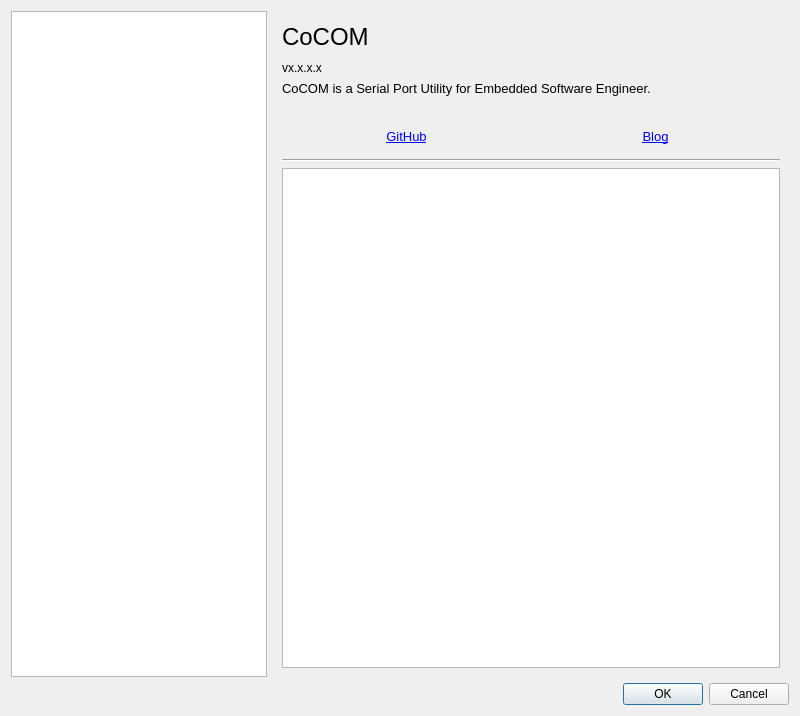
Old version of the form ui/configDialog.ui in the repository cocom-official/CoCOM.
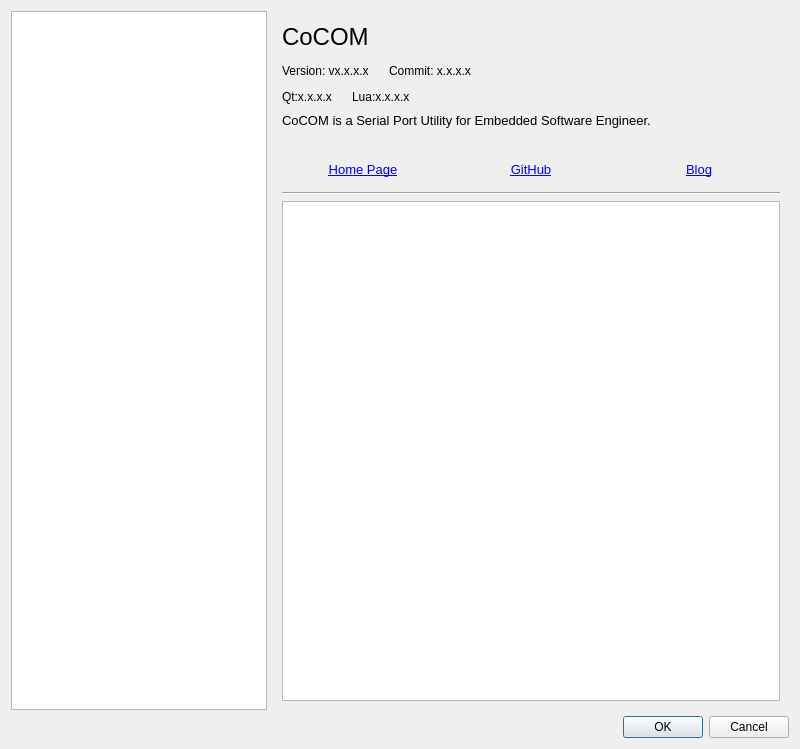
New version of the form.

Commit message: add godown action buttorn; add commit id;

What changed in the file:
```diff
--- a/ui/configDialog.ui
+++ b/ui/configDialog.ui
@@ -7,7 +7,7 @@
     <x>0</x>
     <y>0</y>
     <width>800</width>
-    <height>716</height>
+    <height>749</height>
    </rect>
   </property>
   <property name="windowTitle">
@@ -96,20 +96,108 @@
           </widget>
          </item>
          <item>
-          <widget class="QLabel" name="versionLabel">
-           <property name="sizePolicy">
-            <sizepolicy hsizetype="Fixed" vsizetype="Fixed">
-             <horstretch>0</horstretch>
-             <verstretch>0</verstretch>
-            </sizepolicy>
+          <layout class="QHBoxLayout" name="horizontalLayout_5">
+           <property name="spacing">
+            <number>20</number>
            </property>
-           <property name="text">
-            <string>vx.x.x.x</string>
+           <item>
+            <widget class="QLabel" name="versionLabel">
+             <property name="sizePolicy">
+              <sizepolicy hsizetype="Fixed" vsizetype="Fixed">
+               <horstretch>0</horstretch>
+               <verstretch>0</verstretch>
+              </sizepolicy>
+             </property>
+             <property name="text">
+              <string>Version: vx.x.x.x</string>
+             </property>
+             <property name="textInteractionFlags">
+              <set>Qt::LinksAccessibleByMouse|Qt::TextSelectableByMouse</set>
+             </property>
+            </widget>
+           </item>
+           <item>
+            <widget class="QLabel" name="commitLabel">
+             <property name="sizePolicy">
+              <sizepolicy hsizetype="Fixed" vsizetype="Fixed">
+               <horstretch>0</horstretch>
+               <verstretch>0</verstretch>
+              </sizepolicy>
+             </property>
+             <property name="text">
+              <string>Commit: x.x.x.x</string>
+             </property>
+             <property name="textInteractionFlags">
+              <set>Qt::LinksAccessibleByMouse|Qt::TextSelectableByMouse</set>
+             </property>
+            </widget>
+           </item>
+           <item>
+            <spacer name="horizontalSpacer_2">
+             <property name="orientation">
+              <enum>Qt::Horizontal</enum>
+             </property>
+             <property name="sizeHint" stdset="0">
+              <size>
+               <width>40</width>
+               <height>20</height>
+              </size>
+             </property>
+            </spacer>
+           </item>
+          </layout>
+         </item>
+         <item>
+          <layout class="QHBoxLayout" name="horizontalLayout_6">
+           <property name="spacing">
+            <number>20</number>
            </property>
-           <property name="textInteractionFlags">
-            <set>Qt::LinksAccessibleByMouse|Qt::TextSelectableByMouse</set>
-           </property>
-          </widget>
+           <item>
+            <widget class="QLabel" name="qtVersionLabel">
+             <property name="sizePolicy">
+              <sizepolicy hsizetype="Fixed" vsizetype="Fixed">
+               <horstretch>0</horstretch>
+               <verstretch>0</verstretch>
+              </sizepolicy>
+             </property>
+             <property name="text">
+              <string>Qt:x.x.x.x</string>
+             </property>
+             <property name="textInteractionFlags">
+              <set>Qt::LinksAccessibleByMouse|Qt::TextSelectableByMouse</set>
+             </property>
+            </widget>
+           </item>
+           <item>
+            <widget class="QLabel" name="luaVersionLabel">
+             <property name="sizePolicy">
+              <sizepolicy hsizetype="Fixed" vsizetype="Fixed">
+               <horstretch>0</horstretch>
+               <verstretch>0</verstretch>
+              </sizepolicy>
+             </property>
+             <property name="text">
+              <string>Lua:x.x.x.x</string>
+             </property>
+             <property name="textInteractionFlags">
+              <set>Qt::LinksAccessibleByMouse|Qt::TextSelectableByMouse</set>
+             </property>
+            </widget>
+           </item>
+           <item>
+            <spacer name="horizontalSpacer_3">
+             <property name="orientation">
+              <enum>Qt::Horizontal</enum>
+             </property>
+             <property name="sizeHint" stdset="0">
+              <size>
+               <width>40</width>
+               <height>20</height>
+              </size>
+             </property>
+            </spacer>
+           </item>
+          </layout>
          </item>
          <item>
           <widget class="QLabel" name="descriptionLabel">
@@ -137,10 +225,26 @@
           </widget>
          </item>
          <item>
-          <layout class="QHBoxLayout" name="horizontalLayout_4" stretch="1,1">
-           <property name="spacing">
-            <number>0</number>
-           </property>
+          <layout class="QHBoxLayout" name="horizontalLayout_4">
+           <item>
+            <widget class="QLabel" name="gitHubLabel_2">
+             <property name="maximumSize">
+              <size>
+               <width>16777215</width>
+               <height>32</height>
+              </size>
+             </property>
+             <property name="text">
+              <string>&lt;html&gt;&lt;head/&gt;&lt;body&gt;&lt;p&gt;&lt;a href=&quot;https://github.com/cocom-official/CoCOM&quot;&gt;&lt;span style=&quot; font-size:10pt; text-decoration: underline; color:#0000ff;&quot;&gt;Home Page&lt;/span&gt;&lt;/a&gt;&lt;/p&gt;&lt;/body&gt;&lt;/html&gt;</string>
+             </property>
+             <property name="alignment">
+              <set>Qt::AlignCenter</set>
+             </property>
+             <property name="openExternalLinks">
+              <bool>true</bool>
+             </property>
+            </widget>
+           </item>
            <item>
             <widget class="QLabel" name="gitHubLabel">
              <property name="maximumSize">
@@ -150,7 +254,7 @@
               </size>
              </property>
              <property name="text">
-              <string>&lt;html&gt;&lt;head/&gt;&lt;body&gt;&lt;p&gt;&lt;a href=&quot;https://github.com/cocom-official/CoCOM&quot;&gt;&lt;span style=&quot; font-size:10pt; text-decoration: underline; color:#0000ff;&quot;&gt;GitHub&lt;/span&gt;&lt;/a&gt;&lt;/p&gt;&lt;/body&gt;&lt;/html&gt;</string>
+              <string>&lt;html&gt;&lt;head/&gt;&lt;body&gt;&lt;p&gt;&lt;a href=&quot;https://github.com/zt-luo&quot;&gt;&lt;span style=&quot; font-size:10pt; text-decoration: underline; color:#0000ff;&quot;&gt;GitHub&lt;/span&gt;&lt;/a&gt;&lt;/p&gt;&lt;/body&gt;&lt;/html&gt;</string>
              </property>
              <property name="alignment">
               <set>Qt::AlignCenter</set>
```
The commit also changes 16 other files.
